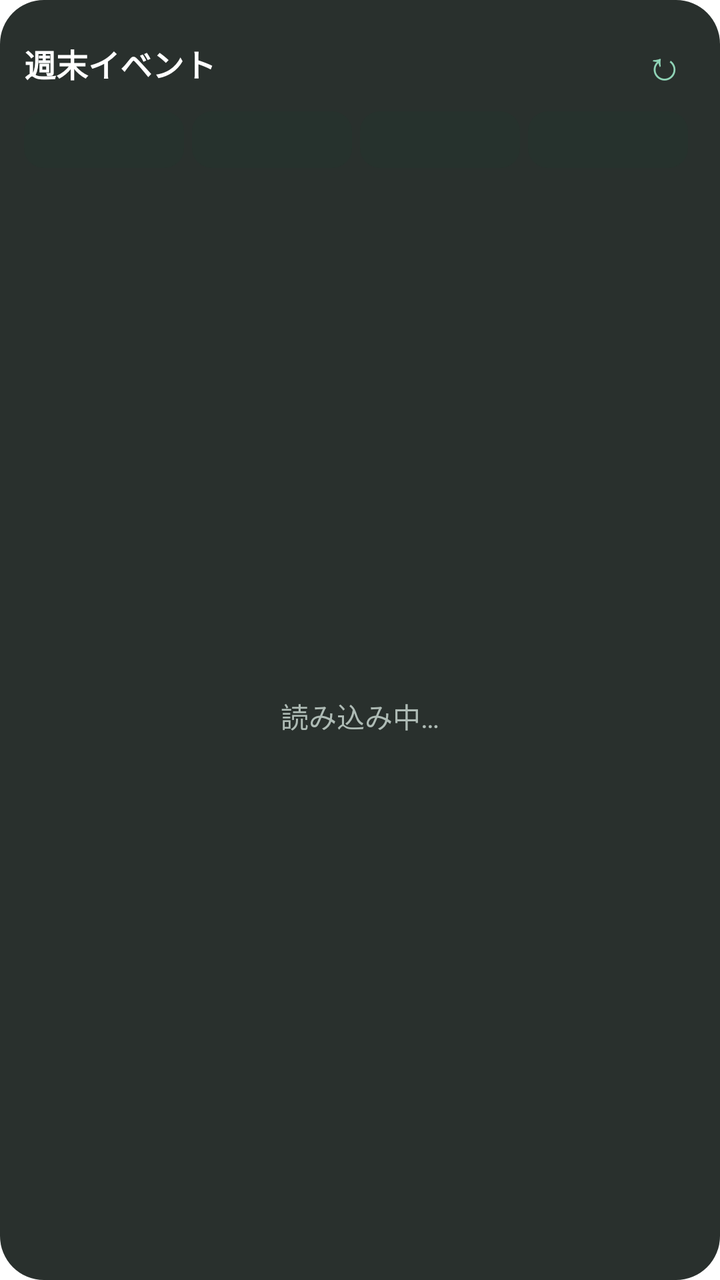
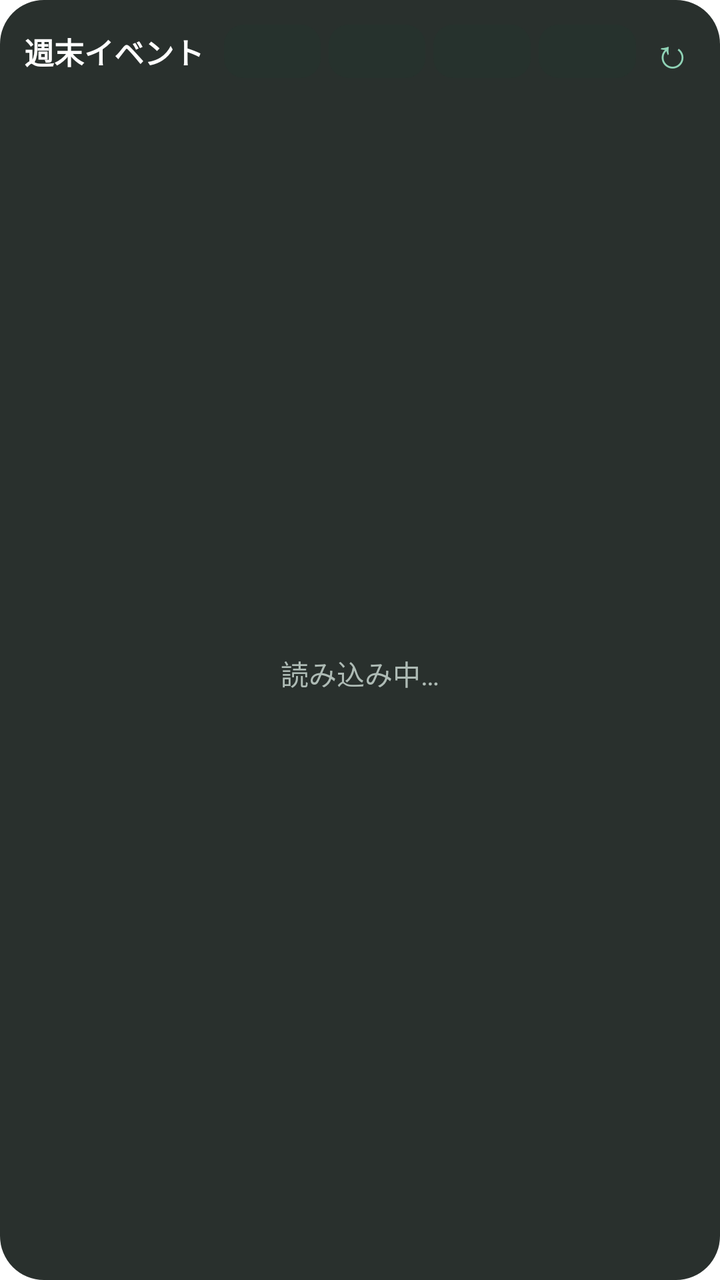

An Android layout rendered at two revisions. The XML below is the earlier revision; the diff shows what the commit changed to produce the second picture.
<!-- AndroidManifest.xml: fallback theme Theme.MaterialComponents.DayNight.NoActionBar -->
<!-- res/layout/widget.xml -->
<?xml version="1.0" encoding="utf-8"?>
<LinearLayout xmlns:android="http://schemas.android.com/apk/res/android"
    android:layout_width="match_parent"
    android:layout_height="match_parent"
    android:background="@drawable/bg"
    android:orientation="vertical"
    android:padding="12dp">
    <LinearLayout
        android:layout_width="match_parent"
        android:layout_height="wrap_content"
        android:gravity="center_vertical"
        android:orientation="horizontal">
        <TextView
            android:layout_width="wrap_content"
            android:layout_height="wrap_content"
            android:text="週末イベント"
            android:textColor="#FFFFFF"
            android:textSize="16sp"
            android:textStyle="bold" />
        <TextView
            android:id="@+id/header_date"
            android:layout_width="0dp"
            android:layout_height="wrap_content"
            android:layout_weight="2"
            android:gravity="start"
            android:paddingStart="8dp"
            android:textColor="#8FD3B6"
            android:textSize="16sp"
            android:textStyle="bold" />
        <TextView
            android:id="@+id/refresh"
            android:layout_width="wrap_content"
            android:layout_height="wrap_content"
            android:padding="6dp"
            android:text="↻"
            android:textColor="#8FD3B6"
            android:textSize="20sp" />
    </LinearLayout>
    <LinearLayout
        android:layout_width="match_parent"
        android:layout_height="wrap_content"
        android:orientation="horizontal"
        android:paddingTop="4dp"
        android:paddingBottom="4dp">
        <TextView
            android:id="@+id/tab0"
            android:layout_width="0dp"
            android:layout_height="wrap_content"
            android:layout_marginEnd="4dp"
            android:layout_weight="1"
            android:background="@drawable/tab_bg"
            android:gravity="center"
            android:paddingTop="6dp"
            android:paddingBottom="6dp"
            android:textColor="#D0D8D4"
            android:textSize="12sp"
            android:textStyle="bold" />
        <TextView
            android:id="@+id/tab1"
            android:layout_width="0dp"
            android:layout_height="wrap_content"
            android:layout_marginEnd="4dp"
            android:layout_weight="1"
            android:background="@drawable/tab_bg"
            android:gravity="center"
            android:paddingTop="6dp"
            android:paddingBottom="6dp"
            android:textColor="#D0D8D4"
            android:textSize="12sp"
            android:textStyle="bold" />
        <TextView
            android:id="@+id/tab2"
            android:layout_width="0dp"
            android:layout_height="wrap_content"
            android:layout_marginEnd="4dp"
            android:layout_weight="1"
            android:background="@drawable/tab_bg"
            android:gravity="center"
            android:paddingTop="6dp"
            android:paddingBottom="6dp"
            android:textColor="#D0D8D4"
            android:textSize="12sp"
            android:textStyle="bold" />
        <TextView
            android:id="@+id/tab3"
            android:layout_width="0dp"
            android:layout_height="wrap_content"
            android:layout_marginEnd="4dp"
            android:layout_weight="1"
            android:background="@drawable/tab_bg"
            android:gravity="center"
            android:paddingTop="6dp"
            android:paddingBottom="6dp"
            android:textColor="#D0D8D4"
            android:textSize="12sp"
            android:textStyle="bold" />
    </LinearLayout>
    <FrameLayout
        android:layout_width="match_parent"
        android:layout_height="0dp"
        android:layout_weight="1">
        <ListView
            android:id="@+id/list"
            android:layout_width="match_parent"
            android:layout_height="match_parent"
            android:divider="@null"
            android:dividerHeight="0dp" />
        <TextView
            android:id="@+id/empty"
            android:layout_width="match_parent"
            android:layout_height="match_parent"
            android:gravity="center"
            android:text="読み込み中…"
            android:textColor="#AEBBB5"
            android:textSize="14sp" />
    </FrameLayout>
</LinearLayout>
<!-- resources referenced by this layout -->
<resources>
  <!-- drawable bg (drawable) -->
  <?xml version="1.0" encoding="utf-8"?>
  <shape xmlns:android="http://schemas.android.com/apk/res/android" android:shape="rectangle">
      <solid android:color="#E6121A17" />
      <corners android:radius="22dp" />
  </shape>
  <!-- drawable tab_bg (drawable) -->
  <?xml version="1.0" encoding="utf-8"?>
  <shape xmlns:android="http://schemas.android.com/apk/res/android" android:shape="rectangle">
      <solid android:color="#FF26322D" />
      <corners android:radius="10dp" />
  </shape>
</resources>

<!-- the commit's change to res/layout/widget.xml (unified diff, before → after) -->
@@ -9,91 +9,87 @@
         android:layout_width="match_parent"
         android:layout_height="wrap_content"
         android:gravity="center_vertical"
-        android:orientation="horizontal">
+        android:orientation="horizontal"
+        android:paddingBottom="6dp">
         <TextView
             android:layout_width="wrap_content"
             android:layout_height="wrap_content"
             android:text="週末イベント"
             android:textColor="#FFFFFF"
-            android:textSize="16sp"
+            android:textSize="15sp"
             android:textStyle="bold" />
-        <TextView
-            android:id="@+id/header_date"
+        <LinearLayout
             android:layout_width="0dp"
             android:layout_height="wrap_content"
-            android:layout_weight="2"
-            android:gravity="start"
-            android:paddingStart="8dp"
-            android:textColor="#8FD3B6"
-            android:textSize="16sp"
-            android:textStyle="bold" />
+            android:layout_marginStart="6dp"
+            android:layout_weight="1"
+            android:orientation="horizontal">
+            <TextView
+                android:id="@+id/tab0"
+                android:layout_width="0dp"
+                android:layout_height="wrap_content"
+                android:layout_marginStart="4dp"
+                android:layout_weight="1"
+                android:background="@drawable/tab_bg"
+                android:gravity="center"
+                android:maxLines="1"
+                android:paddingTop="6dp"
+                android:paddingBottom="6dp"
+                android:textColor="#D0D8D4"
+                android:textSize="11sp"
+                android:textStyle="bold" />
+            <TextView
+                android:id="@+id/tab1"
+                android:layout_width="0dp"
+                android:layout_height="wrap_content"
+                android:layout_marginStart="4dp"
+                android:layout_weight="1"
+                android:background="@drawable/tab_bg"
+                android:gravity="center"
+                android:maxLines="1"
+                android:paddingTop="6dp"
+                android:paddingBottom="6dp"
+                android:textColor="#D0D8D4"
+                android:textSize="11sp"
+                android:textStyle="bold" />
+            <TextView
+                android:id="@+id/tab2"
+                android:layout_width="0dp"
+                android:layout_height="wrap_content"
+                android:layout_marginStart="4dp"
+                android:layout_weight="1"
+                android:background="@drawable/tab_bg"
+                android:gravity="center"
+                android:maxLines="1"
+                android:paddingTop="6dp"
+                android:paddingBottom="6dp"
+                android:textColor="#D0D8D4"
+                android:textSize="11sp"
+                android:textStyle="bold" />
+            <TextView
+                android:id="@+id/tab3"
+                android:layout_width="0dp"
+                android:layout_height="wrap_content"
+                android:layout_marginStart="4dp"
+                android:layout_weight="1"
+                android:background="@drawable/tab_bg"
+                android:gravity="center"
+                android:maxLines="1"
+                android:paddingTop="6dp"
+                android:paddingBottom="6dp"
+                android:textColor="#D0D8D4"
+                android:textSize="11sp"
+                android:textStyle="bold" />
+        </LinearLayout>
         <TextView
             android:id="@+id/refresh"
             android:layout_width="wrap_content"
             android:layout_height="wrap_content"
-            android:padding="6dp"
+            android:paddingStart="8dp"
+            android:paddingEnd="2dp"
             android:text="↻"
             android:textColor="#8FD3B6"
             android:textSize="20sp" />
-    </LinearLayout>
-    <LinearLayout
-        android:layout_width="match_parent"
-        android:layout_height="wrap_content"
-        android:orientation="horizontal"
-        android:paddingTop="4dp"
-        android:paddingBottom="4dp">
-        <TextView
-            android:id="@+id/tab0"
-            android:layout_width="0dp"
-            android:layout_height="wrap_content"
-            android:layout_marginEnd="4dp"
-            android:layout_weight="1"
-            android:background="@drawable/tab_bg"
-            android:gravity="center"
-            android:paddingTop="6dp"
-            android:paddingBottom="6dp"
-            android:textColor="#D0D8D4"
-            android:textSize="12sp"
-            android:textStyle="bold" />
-        <TextView
-            android:id="@+id/tab1"
-            android:layout_width="0dp"
-            android:layout_height="wrap_content"
-            android:layout_marginEnd="4dp"
-            android:layout_weight="1"
-            android:background="@drawable/tab_bg"
-            android:gravity="center"
-            android:paddingTop="6dp"
-            android:paddingBottom="6dp"
-            android:textColor="#D0D8D4"
-            android:textSize="12sp"
-            android:textStyle="bold" />
-        <TextView
-            android:id="@+id/tab2"
-            android:layout_width="0dp"
-            android:layout_height="wrap_content"
-            android:layout_marginEnd="4dp"
-            android:layout_weight="1"
-            android:background="@drawable/tab_bg"
-            android:gravity="center"
-            android:paddingTop="6dp"
-            android:paddingBottom="6dp"
-            android:textColor="#D0D8D4"
-            android:textSize="12sp"
-            android:textStyle="bold" />
-        <TextView
-            android:id="@+id/tab3"
-            android:layout_width="0dp"
-            android:layout_height="wrap_content"
-            android:layout_marginEnd="4dp"
-            android:layout_weight="1"
-            android:background="@drawable/tab_bg"
-            android:gravity="center"
-            android:paddingTop="6dp"
-            android:paddingBottom="6dp"
-            android:textColor="#D0D8D4"
-            android:textSize="12sp"
-            android:textStyle="bold" />
     </LinearLayout>
     <FrameLayout
         android:layout_width="match_parent"
